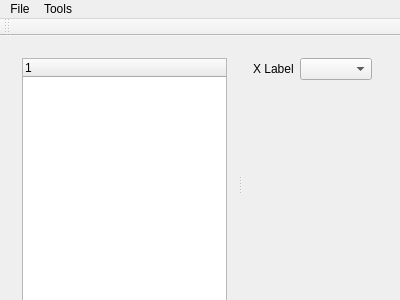
The window that mainwindow.ui (SuWeipeng/ArduPilotLog) describes before a commit, drawn with Qt 5.
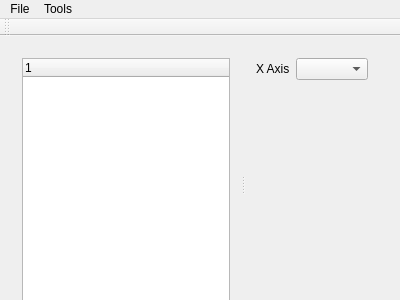
The same window after the commit. Custom widgets are drawn as their Qt base class.

Commit message: 加入 comboBox 的 Action

The edit to the form file:
```diff
--- a/mainwindow.ui
+++ b/mainwindow.ui
@@ -73,7 +73,7 @@
            <item>
             <widget class="QLabel" name="label">
              <property name="text">
-              <string>X Label</string>
+              <string>X Axis</string>
              </property>
             </widget>
            </item>
```
Left out of the diff: 6 changed lines with no effect on the pictures. The commit also changes 3 other files.
